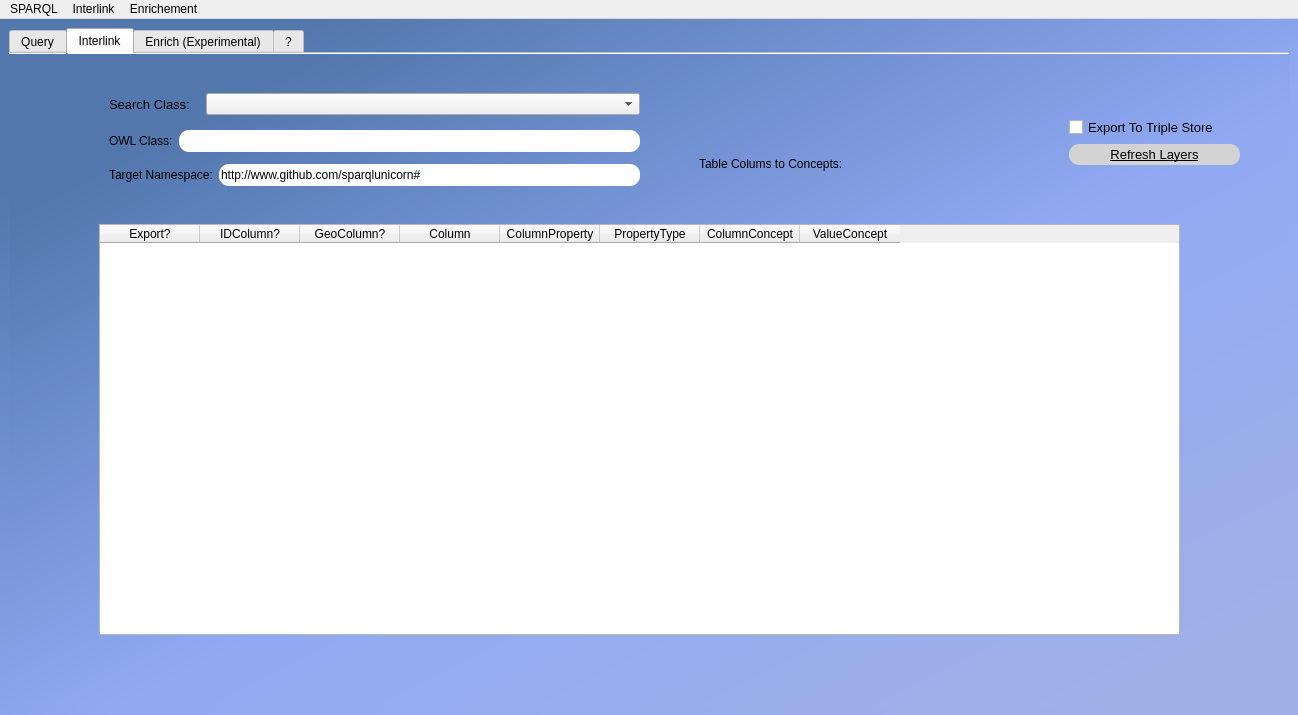
Cprudhomme/SpaLOD_qgis_plugin, file sparql_unicorn_dialog_base_simp.ui: the form before one commit.
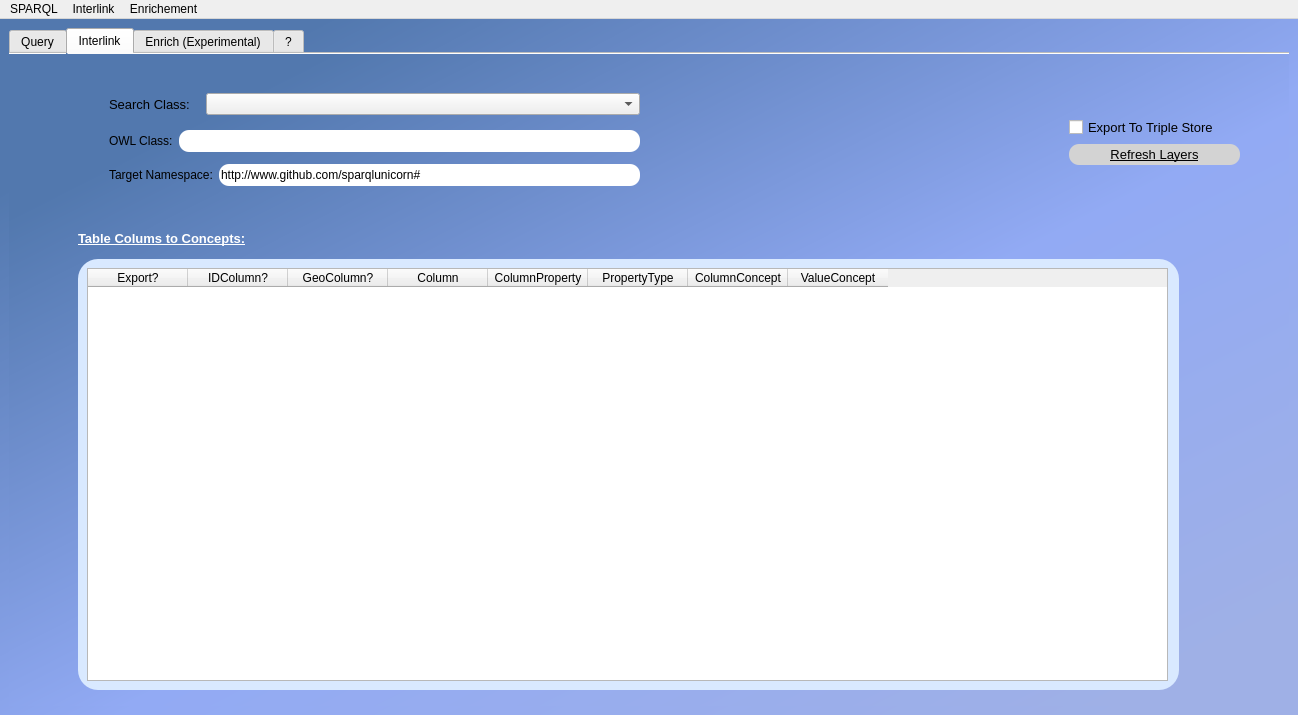
The form after the commit.

Commit message: Interlink redesign

```diff
--- a/sparql_unicorn_dialog_base_simp.ui
+++ b/sparql_unicorn_dialog_base_simp.ui
@@ -445,90 +445,6 @@
        <attribute name="title">
         <string>Interlink</string>
        </attribute>
-       <widget class="QTableWidget" name="interlinkTable">
-        <property name="geometry">
-         <rect>
-          <x>90</x>
-          <y>170</y>
-          <width>1081</width>
-          <height>411</height>
-         </rect>
-        </property>
-        <property name="minimumSize">
-         <size>
-          <width>811</width>
-          <height>0</height>
-         </size>
-        </property>
-        <property name="baseSize">
-         <size>
-          <width>4</width>
-          <height>0</height>
-         </size>
-        </property>
-        <property name="styleSheet">
-         <string notr="true"/>
-        </property>
-        <property name="sortingEnabled">
-         <bool>true</bool>
-        </property>
-        <property name="columnCount">
-         <number>8</number>
-        </property>
-        <column>
-         <property name="text">
-          <string>Export?</string>
-         </property>
-        </column>
-        <column>
-         <property name="text">
-          <string>IDColumn?</string>
-         </property>
-        </column>
-        <column>
-         <property name="text">
-          <string>GeoColumn?</string>
-         </property>
-        </column>
-        <column>
-         <property name="text">
-          <string>Column</string>
-         </property>
-        </column>
-        <column>
-         <property name="text">
-          <string>ColumnProperty</string>
-         </property>
-        </column>
-        <column>
-         <property name="text">
-          <string>PropertyType</string>
-         </property>
-        </column>
-        <column>
-         <property name="text">
-          <string>ColumnConcept</string>
-         </property>
-        </column>
-        <column>
-         <property name="text">
-          <string>ValueConcept</string>
-         </property>
-        </column>
-       </widget>
-       <widget class="QLabel" name="label_6">
-        <property name="geometry">
-         <rect>
-          <x>690</x>
-          <y>100</y>
-          <width>251</width>
-          <height>20</height>
-         </rect>
-        </property>
-        <property name="text">
-         <string>Table Colums to Concepts:</string>
-        </property>
-       </widget>
        <widget class="QWidget" name="widget_6" native="true">
         <property name="geometry">
          <rect>
@@ -683,6 +599,129 @@
          </item>
         </layout>
        </widget>
+       <widget class="QWidget" name="widget_8" native="true">
+        <property name="geometry">
+         <rect>
+          <x>60</x>
+          <y>170</y>
+          <width>1119</width>
+          <height>466</height>
+         </rect>
+        </property>
+        <layout class="QGridLayout" name="gridLayout_6">
+         <item row="0" column="0">
+          <widget class="QLabel" name="label_6">
+           <property name="font">
+            <font>
+             <pointsize>10</pointsize>
+             <weight>75</weight>
+             <bold>true</bold>
+             <underline>true</underline>
+            </font>
+           </property>
+           <property name="styleSheet">
+            <string notr="true">color:rgb(255, 255, 255);</string>
+           </property>
+           <property name="text">
+            <string>Table Colums to Concepts:</string>
+           </property>
+          </widget>
+         </item>
+         <item row="1" column="0">
+          <widget class="QFrame" name="frame_2">
+           <property name="maximumSize">
+            <size>
+             <width>1101</width>
+             <height>431</height>
+            </size>
+           </property>
+           <property name="styleSheet">
+            <string notr="true">QObject#frame_2{
+background-color:rgb(217, 233, 255);
+border-radius:20px;}
+
+</string>
+           </property>
+           <property name="frameShape">
+            <enum>QFrame::StyledPanel</enum>
+           </property>
+           <property name="frameShadow">
+            <enum>QFrame::Raised</enum>
+           </property>
+           <layout class="QHBoxLayout" name="horizontalLayout_13">
+            <item>
+             <widget class="QTableWidget" name="interlinkTable_3">
+              <property name="minimumSize">
+               <size>
+                <width>1081</width>
+                <height>411</height>
+               </size>
+              </property>
+              <property name="baseSize">
+               <size>
+                <width>4</width>
+                <height>0</height>
+               </size>
+              </property>
+              <property name="styleSheet">
+               <string notr="true"/>
+              </property>
+              <property name="sortingEnabled">
+               <bool>true</bool>
+              </property>
+              <property name="columnCount">
+               <number>8</number>
+              </property>
+              <column>
+               <property name="text">
+                <string>Export?</string>
+               </property>
+              </column>
+              <column>
+               <property name="text">
+                <string>IDColumn?</string>
+               </property>
+              </column>
+              <column>
+               <property name="text">
+                <string>GeoColumn?</string>
+               </property>
+              </column>
+              <column>
+               <property name="text">
+                <string>Column</string>
+               </property>
+              </column>
+              <column>
+               <property name="text">
+                <string>ColumnProperty</string>
+               </property>
+              </column>
+              <column>
+               <property name="text">
+                <string>PropertyType</string>
+               </property>
+              </column>
+              <column>
+               <property name="text">
+                <string>ColumnConcept</string>
+               </property>
+              </column>
+              <column>
+               <property name="text">
+                <string>ValueConcept</string>
+               </property>
+              </column>
+             </widget>
+            </item>
+            <item>
+             <widget class="QWidget" name="widget_9" native="true"/>
+            </item>
+           </layout>
+          </widget>
+         </item>
+        </layout>
+       </widget>
       </widget>
       <widget class="QWidget" name="tab_3">
        <attribute name="title">
```
The commit also changes 1 other file.
